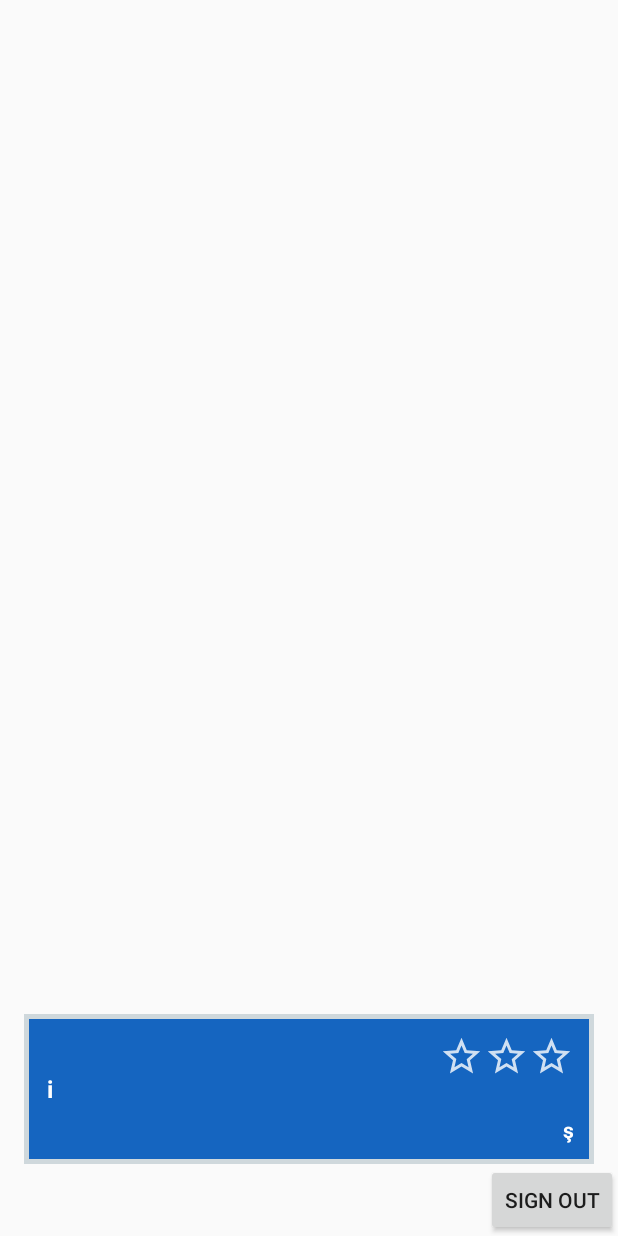
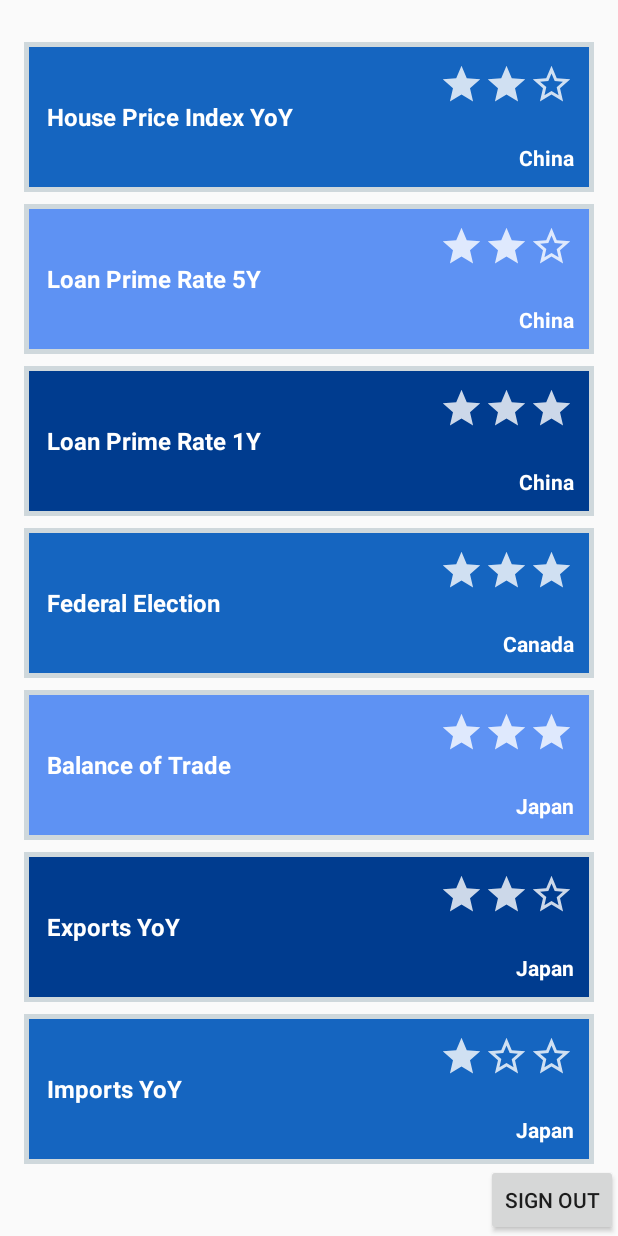
Before and after one commit to bounswe/bounswe2019group4, an Android app: the ListEventFragment screen opened through its navigation route, on a phone screen of 412 x 824 dp. Run offline under Robolectric (Android 15) with nearby library versions, the phone set to English and light mode, and no system bars; 2 statements that could not run were skipped.

Commit message:
Update initial event data

```diff
--- a/app/android/app/src/main/java/com/example/arken/fragment/ListEventFragment.kt
+++ b/app/android/app/src/main/java/com/example/arken/fragment/ListEventFragment.kt
@@ -79,7 +79,7 @@ class ListEventFragment : Fragment(), OnItemClickListener {
             activity?.let { it1 ->
                 MainActivity.getClient().revokeAccess()
                     .addOnCompleteListener(it1, OnCompleteListener<Void> {
-                        if(Navigation.findNavController(view).currentDestination?.id == R.id.listEventFragment)
+                        if (Navigation.findNavController(view).currentDestination?.id == R.id.listEventFragment)
                             Navigation.findNavController(view)
                                 .navigate(R.id.action_listEventFragment_to_startFragment)
                     })
@@ -122,8 +122,32 @@ class ListEventFragment : Fragment(), OnItemClickListener {
         val call: Call<ListEvent> = RetroClient.getInstance().apiService.getEventsAll(1, 10)
         dataset = mutableListOf(
             Event(
-                "l", "k", "ş"
-                , Date(), "i", "i", ",", "l", "i", "i", ","
+                "l", "k", "China"
+                , Date(), "House Price Index YoY", "i", ",", "l", "i", 2, ","
+            ),
+            Event(
+                "l", "k", "China"
+                , Date(), "Loan Prime Rate 5Y", "i", ",", "l", "i", 2, ","
+            ),
+            Event(
+                "l", "k", "China"
+                , Date(), "Loan Prime Rate 1Y", "i", ",", "l", "i", 3, ","
+            ),
+            Event(
+                "l", "k", "Canada"
+                , Date(), "Federal Election", "i", ",", "l", "i", 3, ","
+            ),
+            Event(
+                "l", "k", "Japan"
+                , Date(), "Balance of Trade", "i", ",", "l", "i", 3, ","
+            ),
+            Event(
+                "l", "k", "Japan"
+                , Date(), "Exports YoY", "i", ",", "l", "i", 2, ","
+            ),
+            Event(
+                "l", "k", "Japan"
+                , Date(), "Imports YoY", "i", ",", "l", "i", 1, ","
             )
         )
         call.enqueue(object : Callback<ListEvent> {
--- a/app/android/app/src/main/java/com/example/arken/model/Event.kt
+++ b/app/android/app/src/main/java/com/example/arken/model/Event.kt
@@ -13,6 +13,6 @@ class Event(
     val Actual: String?,
     val Previous: String?,
     val Forecast: String?,
-    val Importance: String?,
+    val Importance: Int?,
     val __v: String?
 ) : Serializable
--- a/app/android/app/src/main/java/com/example/arken/util/EventAdapter.kt
+++ b/app/android/app/src/main/java/com/example/arken/util/EventAdapter.kt
@@ -49,17 +49,17 @@ class EventAdapter(var dataSet: MutableList<Event>, val itemClickListener: OnIte
             country.text = event.Country
 
             when {
-                (event.Importance).equals("1") -> {
+                (event.Importance) == 1 -> {
                     importanceStar1.setImageResource(R.drawable.ic_star_full)
                     importanceStar2.setImageResource(R.drawable.ic_star_empty)
                     importanceStar3.setImageResource(R.drawable.ic_star_empty)
                 }
-                (event.Importance).equals("2") -> {
+                (event.Importance) == 2 -> {
                     importanceStar1.setImageResource(R.drawable.ic_star_full)
                     importanceStar2.setImageResource(R.drawable.ic_star_full)
                     importanceStar3.setImageResource(R.drawable.ic_star_empty)
                 }
-                (event.Importance).equals("3") -> {
+                (event.Importance) == 3 -> {
                     importanceStar1.setImageResource(R.drawable.ic_star_full)
                     importanceStar2.setImageResource(R.drawable.ic_star_full)
                     importanceStar3.setImageResource(R.drawable.ic_star_full)
```
